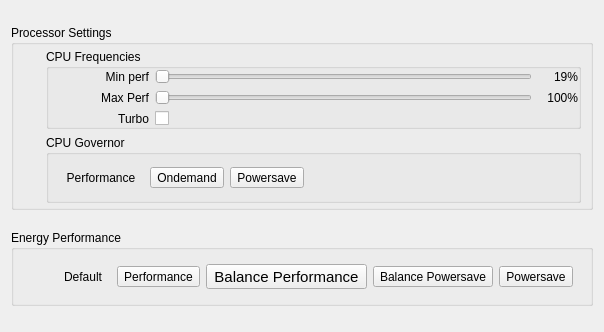
The window that PstateMainWidget.ui (SeptemberHX/dde-pstate) describes before a commit, drawn with Qt 5.
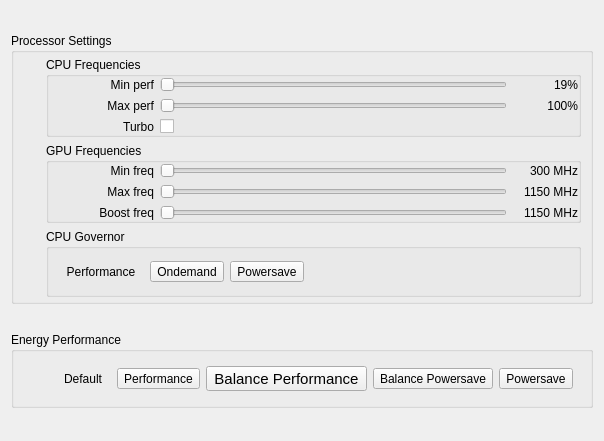
The same window after the commit. Icons and pictures are not drawn.

Commit message: add: gpu frequencies adjustment

What changed in the file:
```diff
--- a/PstateMainWidget.ui
+++ b/PstateMainWidget.ui
@@ -6,8 +6,8 @@
    <rect>
     <x>0</x>
     <y>0</y>
-    <width>354</width>
-    <height>332</height>
+    <width>394</width>
+    <height>441</height>
    </rect>
   </property>
   <property name="sizePolicy">
@@ -76,7 +76,7 @@
         </property>
         <layout class="QVBoxLayout" name="verticalLayout_3">
          <property name="leftMargin">
-          <number>40</number>
+          <number>30</number>
          </property>
          <property name="topMargin">
           <number>0</number>
@@ -106,13 +106,13 @@
              <widget class="QLabel" name="label_2">
               <property name="minimumSize">
                <size>
-                <width>60</width>
+                <width>75</width>
                 <height>0</height>
                </size>
               </property>
               <property name="maximumSize">
                <size>
-                <width>60</width>
+                <width>75</width>
                 <height>16777215</height>
                </size>
               </property>
@@ -141,13 +141,13 @@
              <widget class="QLabel" name="minPerfLabel">
               <property name="minimumSize">
                <size>
-                <width>40</width>
+                <width>65</width>
                 <height>0</height>
                </size>
               </property>
               <property name="maximumSize">
                <size>
-                <width>40</width>
+                <width>65</width>
                 <height>16777215</height>
                </size>
               </property>
@@ -181,18 +181,18 @@
              <widget class="QLabel" name="label_4">
               <property name="minimumSize">
                <size>
-                <width>60</width>
+                <width>75</width>
                 <height>0</height>
                </size>
               </property>
               <property name="maximumSize">
                <size>
-                <width>60</width>
+                <width>75</width>
                 <height>16777215</height>
                </size>
               </property>
               <property name="text">
-               <string>Max Perf</string>
+               <string>Max perf</string>
               </property>
               <property name="alignment">
                <set>Qt::AlignRight|Qt::AlignTrailing|Qt::AlignVCenter</set>
@@ -216,13 +216,13 @@
              <widget class="QLabel" name="maxPerfLabel">
               <property name="minimumSize">
                <size>
-                <width>40</width>
+                <width>65</width>
                 <height>0</height>
                </size>
               </property>
               <property name="maximumSize">
                <size>
-                <width>40</width>
+                <width>65</width>
                 <height>16777215</height>
                </size>
               </property>
@@ -256,13 +256,13 @@
              <widget class="QLabel" name="label_6">
               <property name="minimumSize">
                <size>
-                <width>60</width>
+                <width>75</width>
                 <height>0</height>
                </size>
               </property>
               <property name="maximumSize">
                <size>
-                <width>60</width>
+                <width>75</width>
                 <height>16777215</height>
                </size>
               </property>
@@ -287,6 +287,237 @@
         </layout>
        </widget>
       </item>
+      <item>
+       <widget class="QGroupBox" name="groupBox_3">
+        <property name="title">
+         <string>GPU Frequencies</string>
+        </property>
+        <property name="flat">
+         <bool>true</bool>
+        </property>
+        <layout class="QVBoxLayout" name="verticalLayout_5">
+         <property name="leftMargin">
+          <number>30</number>
+         </property>
+         <property name="topMargin">
+          <number>0</number>
+         </property>
+         <property name="rightMargin">
+          <number>0</number>
+         </property>
+         <property name="bottomMargin">
+          <number>0</number>
+         </property>
+         <item>
+          <widget class="QWidget" name="widget_5" native="true">
+           <layout class="QHBoxLayout" name="horizontalLayout_6">
+            <property name="leftMargin">
+             <number>0</number>
+            </property>
+            <property name="topMargin">
+             <number>0</number>
+            </property>
+            <property name="rightMargin">
+             <number>0</number>
+            </property>
+            <property name="bottomMargin">
+             <number>0</number>
+            </property>
+            <item>
+             <widget class="QLabel" name="label">
+              <property name="minimumSize">
+               <size>
+                <width>75</width>
+                <height>0</height>
+               </size>
+              </property>
+              <property name="maximumSize">
+               <size>
+                <width>75</width>
+                <height>16777215</height>
+               </size>
+              </property>
+              <property name="text">
+               <string>Min freq</string>
+              </property>
+              <property name="alignment">
+               <set>Qt::AlignRight|Qt::AlignTrailing|Qt::AlignVCenter</set>
+              </property>
+             </widget>
+            </item>
+            <item>
+             <widget class="QSlider" name="gpuMinFreqSlider">
+              <property name="orientation">
+               <enum>Qt::Horizontal</enum>
+              </property>
+             </widget>
+            </item>
+            <item>
+             <widget class="QLabel" name="gpuMinFreqLabel">
+              <property name="minimumSize">
+               <size>
+                <width>65</width>
+                <height>0</height>
+               </size>
+              </property>
+              <property name="maximumSize">
+               <size>
+                <width>65</width>
+                <height>16777215</height>
+               </size>
+              </property>
+              <property name="text">
+               <string>300 MHz</string>
+              </property>
+              <property name="alignment">
+               <set>Qt::AlignRight|Qt::AlignTrailing|Qt::AlignVCenter</set>
+              </property>
+             </widget>
+            </item>
+           </layout>
+          </widget>
+         </item>
+         <item>
+          <widget class="QWidget" name="widget_6" native="true">
+           <layout class="QHBoxLayout" name="horizontalLayout_7">
+            <property name="leftMargin">
+             <number>0</number>
+            </property>
+            <property name="topMargin">
+             <number>0</number>
+            </property>
+            <property name="rightMargin">
+             <number>0</number>
+            </property>
+            <property name="bottomMargin">
+             <number>0</number>
+            </property>
+            <item>
+             <widget class="QLabel" name="label_5">
+              <property name="minimumSize">
+               <size>
+                <width>75</width>
+                <height>0</height>
+               </size>
+              </property>
+              <property name="maximumSize">
+               <size>
+                <width>75</width>
+                <height>16777215</height>
+               </size>
+              </property>
+              <property name="text">
+               <string>Max freq</string>
+              </property>
+              <property name="alignment">
+               <set>Qt::AlignRight|Qt::AlignTrailing|Qt::AlignVCenter</set>
+              </property>
+             </widget>
+            </item>
+            <item>
+             <widget class="QSlider" name="gpuMaxFreqSlider">
+              <property name="orientation">
+               <enum>Qt::Horizontal</enum>
+              </property>
+             </widget>
+            </item>
+            <item>
+             <widget class="QLabel" name="gpuMaxFreqLabel">
+              <property name="minimumSize">
+               <size>
+                <width>65</width>
+                <height>0</height>
+               </size>
+              </property>
+              <property name="maximumSize">
+               <size>
+                <width>65</width>
+                <height>16777215</height>
+               </size>
+              </property>
+              <property name="text">
+               <string>1150 MHz</string>
+              </property>
+              <property name="alignment">
+               <set>Qt::AlignRight|Qt::AlignTrailing|Qt::AlignVCenter</set>
+              </property>
+             </widget>
+            </item>
+           </layout>
+          </widget>
+         </item>
+         <item>
+          <widget class="QWidget" name="widget_7" native="true">
+           <layout class="QHBoxLayout" name="horizontalLayout_8">
+            <property name="leftMargin">
+             <number>0</number>
+            </property>
+            <property name="topMargin">
+             <number>0</number>
+            </property>
+            <property name="rightMargin">
+             <number>0</number>
+            </property>
+            <property name="bottomMargin">
+             <number>0</number>
+            </property>
+            <item>
+             <widget class="QLabel" name="label_3">
+              <property name="minimumSize">
+               <size>
+                <width>75</width>
+                <height>0</height>
+               </size>
+              </property>
+              <property name="maximumSize">
+               <size>
+                <width>75</width>
+                <height>16777215</height>
+               </size>
+              </property>
+              <property name="text">
+               <string>Boost freq</string>
+              </property>
+              <property name="alignment">
+               <set>Qt::AlignRight|Qt::AlignTrailing|Qt::AlignVCenter</set>
+              </property>
+             </widget>
+            </item>
+            <item>
+             <widget class="QSlider" name="gpuBoostFreqSlider">
+              <property name="orientation">
+               <enum>Qt::Horizontal</enum>
+              </property>
+             </widget>
+            </item>
+            <item>
+             <widget class="QLabel" name="gpuBoostFreqLabel">
+              <property name="minimumSize">
+               <size>
+                <width>65</width>
+                <height>0</height>
+               </size>
+              </property>
+              <property name="maximumSize">
+               <size>
+                <width>65</width>
+                <height>16777215</height>
+               </size>
+              </property>
+              <property name="text">
+               <string>1150 MHz</string>
+              </property>
+              <property name="alignment">
+               <set>Qt::AlignRight|Qt::AlignTrailing|Qt::AlignVCenter</set>
+              </property>
+             </widget>
+            </item>
+           </layout>
+          </widget>
+         </item>
+        </layout>
+       </widget>
+      </item>
       <item>
        <widget class="QGroupBox" name="groupBox_5">
         <property name="title">
```
The commit also changes 5 other files.
